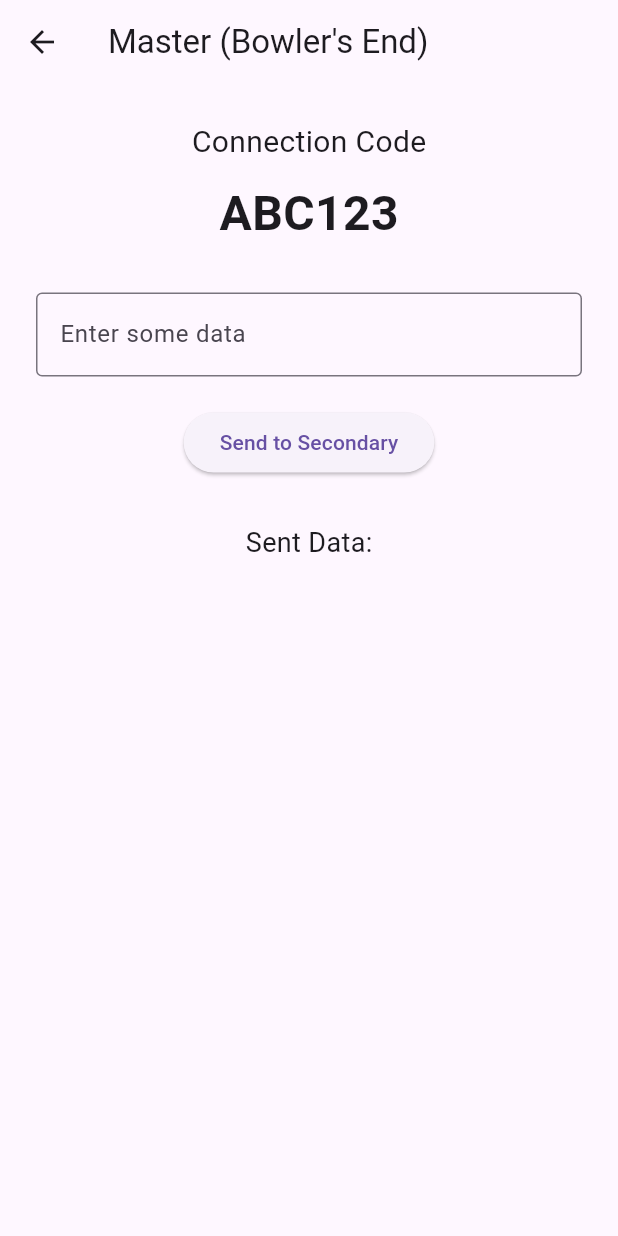
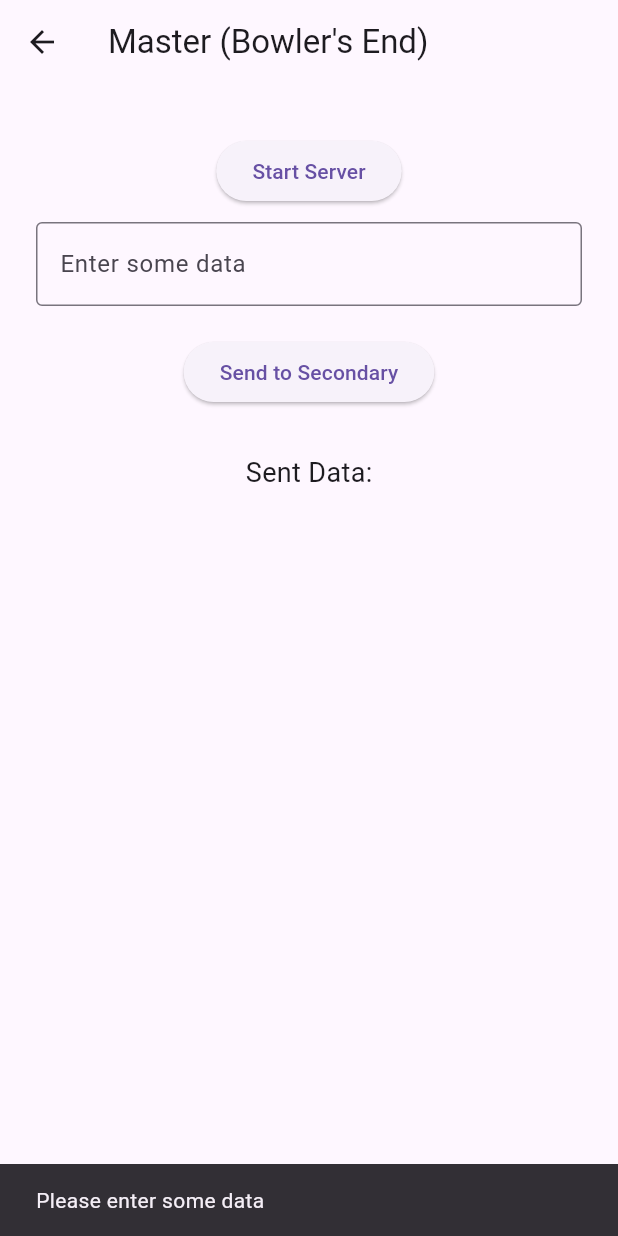
Before and after one commit to mabdullahsaqib/Mobile-DRS-System, a Flutter app: the MasterScreen screen opened directly, after a tap on "Send to Secondary", on a phone screen of 412 x 824 dp. Run offline on Flutter 3.47's test engine with Material 3 defaults, Android fonts, the phone set to English and light mode, and no system bars; our stand-ins replace permission_handler; missing offline and left inert: network_info_plus.

Commit message:
Added basic mobile1/mobile2 connection structure

```diff
--- /dev/null
+++ b/frontend/mobile_drs_system/lib/controllers/connection.dart
@@ -0,0 +1,21 @@
+import 'package:mobile_drs_system/providers/network/client.dart';
+import 'package:mobile_drs_system/providers/network/server.dart';
+
+class ConnectionController {
+  final ServerProvider serverProvider;
+  final ClientProvider clientProvider;
+  ConnectionController(this.serverProvider, this.clientProvider);
+  Future<void> startServer() async {
+    if (clientProvider.isConnected) {
+      await clientProvider.disconnect();
+    }
+    await serverProvider.startServer();
+  }
+
+  Future<void> connectToServer(String IP) async {
+    if (serverProvider.isRunning) {
+      await serverProvider.stopServer();
+    }
+    await clientProvider.connect(IP);
+  }
+}
--- /dev/null
+++ b/frontend/mobile_drs_system/lib/providers/network/client.dart
@@ -0,0 +1,65 @@
+import 'dart:io';
+import 'dart:typed_data';
+
+import 'package:flutter/widgets.dart';
+
+class ClientProvider with ChangeNotifier {
+  bool _isConnected = false;
+  Uint8List? _receivedData;
+  Uint8List? get receivedData => _receivedData;
+  bool get isConnected => _isConnected;
+
+  SecureSocket? _socket;
+  Future<void> connect(String IP) async {
+    if (_isConnected) {
+      print('Already connected to server');
+      return;
+    }
+
+    //IF IP address isnt valid, throw an error
+    if (InternetAddress.tryParse(IP) == null) {
+      print('Invalid IP address');
+      throw Exception('Invalid IP address');
+    }
+
+    try {
+      //Connect to the server using SecureSocket
+      print('Connecting to server...');
+      _socket = await SecureSocket.connect(IP, 4040,
+          timeout: const Duration(seconds: 5));
+      print('Connected to server');
+    } catch (e) {
+      print('Connection failed: $e');
+      throw Exception('Connection failed: $e');
+    }
+    // Listen for incoming messages
+    _socket?.listen((data) {
+      _receivedData = data;
+      notifyListeners();
+    }, onDone: () {
+      // Handle disconnection
+      _isConnected = false;
+      notifyListeners();
+    });
+    // Set the connection status to true
+    _isConnected = true;
+    notifyListeners();
+  }
+
+  Future<void> disconnect() async {
+    if (_socket == null) return;
+    await _socket?.close();
+    _socket = null;
+    _isConnected = false;
+    notifyListeners();
+  }
+
+  void sendMessage(String message) {
+    if (_socket == null) return;
+    // Convert the message to bytes and send it
+    final data = Uint8List.fromList(message.codeUnits);
+    _socket?.write(data);
+    print('Sent: $message');
+    notifyListeners();
+  }
+}
--- /dev/null
+++ b/frontend/mobile_drs_system/lib/providers/network/server.dart
@@ -0,0 +1,66 @@
+import 'dart:io';
+
+import 'package:flutter/material.dart';
+import 'package:network_info_plus/network_info_plus.dart';
+import 'package:permission_handler/permission_handler.dart';
+
+Future<void> requestPermissions() async {
+  await Permission.location.request();
+}
+
+class ServerProvider with ChangeNotifier {
+  bool _isRunning = false;
+
+  bool get isRunning => _isRunning;
+  SecureServerSocket? _serverSocket;
+
+//Give IP Address of the server
+  var _ipAddress = "";
+  String get ipAddress => _ipAddress;
+  final List<SecureSocket> _connectedClients = [];
+
+  Future<void> startServer() async {
+    if (_isRunning) {
+      print('Server is already running');
+      return;
+    }
+    print('Starting server...');
+    requestPermissions();
+    final info = NetworkInfo();
+    _ipAddress = await info.getWifiIP() ?? "";
+    _serverSocket = await SecureServerSocket.bind(
+        '0.0.0.0', 4040, SecurityContext.defaultContext);
+    print('Server listening on port ${_serverSocket?.port}');
+
+    _serverSocket?.listen((client) {
+      _connectedClients.add(client);
+      client.listen((data) {
+        final message = String.fromCharCodes(data);
+        print('Received: $message');
+      }, onDone: () {
+        _connectedClients.remove(client);
+      });
+    });
+    _isRunning = true;
+    notifyListeners();
+  }
+
+  Future<void> stopServer() async {
+    if (!_isRunning) {
+      print('Server is not running');
+      return;
+    }
+    await _serverSocket?.close();
+    _isRunning = false;
+    _connectedClients.clear();
+    notifyListeners();
+  }
+
+  void sendMessage(String message) {
+    if (_serverSocket != null) {
+      for (var client in _connectedClients) {
+        client.write(message);
+      }
+    }
+  }
+}
--- a/frontend/mobile_drs_system/lib/screens/master_screen.dart
+++ b/frontend/mobile_drs_system/lib/screens/master_screen.dart
@@ -1,4 +1,9 @@
+import 'dart:math';
+
 import 'package:flutter/material.dart';
+import 'package:mobile_drs_system/controllers/connection.dart';
+import 'package:mobile_drs_system/providers/network/server.dart';
+import 'package:provider/provider.dart';
 
 class MasterScreen extends StatefulWidget {
   const MasterScreen({super.key});
@@ -8,13 +13,23 @@ class MasterScreen extends StatefulWidget {
 }
 
 class MasterScreenState extends State<MasterScreen> {
-  String code = "ABC123"; // hardcoded for now
   String input = "";
   String sentData = "";
 
   final _controller = TextEditingController();
 
-  void handleSubmit() {
+  void handleSubmit(context) {
+    if (input.isEmpty) {
+      ScaffoldMessenger.of(context).showSnackBar(
+        const SnackBar(content: Text("Please enter some data")),
+      );
+      return;
+    }
+    final serverProvider = Provider.of<ServerProvider>(context, listen: false);
+    serverProvider.sendMessage(input);
+    ScaffoldMessenger.of(context).showSnackBar(
+      const SnackBar(content: Text("Data sent successfully")),
+    );
     setState(() {
       sentData = input;
       _controller.clear();
@@ -23,6 +38,10 @@ class MasterScreenState extends State<MasterScreen> {
 
   @override
   Widget build(BuildContext context) {
+    final connectionController = context.watch<ConnectionController>();
+    final serverProvider = context.watch<ServerProvider>();
+    connectionController
+        .startServer(); // Start the server when the screen is built
     return Scaffold(
       appBar: AppBar(title: const Text("Master (Bowler's End)")),
       body: Padding(
@@ -30,12 +49,26 @@ class MasterScreenState extends State<MasterScreen> {
         child: Column(
           crossAxisAlignment: CrossAxisAlignment.center,
           children: [
-            const Text("Connection Code", style: TextStyle(fontSize: 20)),
             const SizedBox(height: 10),
-            Text(code,
-                style:
-                    const TextStyle(fontSize: 32, fontWeight: FontWeight.bold)),
-            const SizedBox(height: 30),
+            serverProvider.isRunning
+                ? Text("Server is running on IP: ${serverProvider.ipAddress}",
+                    style: const TextStyle(fontSize: 18))
+                : ElevatedButton(
+                    onPressed: () {
+                      connectionController
+                          .startServer()
+                          .then((_) {})
+                          .catchError((error) {
+                        print(error);
+                        ScaffoldMessenger.of(context).showSnackBar(
+                          SnackBar(
+                              content: Text("Error starting server: $error")),
+                        );
+                      });
+                    },
+                    child: const Text("Start Server"),
+                  ),
+            const SizedBox(height: 10),
             TextField(
               controller: _controller,
               decoration: const InputDecoration(
@@ -46,7 +79,7 @@ class MasterScreenState extends State<MasterScreen> {
             ),
             const SizedBox(height: 20),
             ElevatedButton(
-              onPressed: handleSubmit,
+              onPressed: () => handleSubmit(context),
               child: const Text("Send to Secondary"),
             ),
             const SizedBox(height: 30),
--- a/frontend/mobile_drs_system/pubspec.yaml
+++ b/frontend/mobile_drs_system/pubspec.yaml
@@ -9,6 +9,11 @@ environment:
 dependencies:
   flutter:
     sdk: flutter
+  basic_utils: ^5.8.2
+  crypto: ^3.0.6
+  provider: ^6.1.4
+  permission_handler: ^12.0.0+1
+  network_info_plus: ^6.1.3
 
 dev_dependencies:
   flutter_test:
```
Also changed, not shown: frontend/mobile_drs_system/lib/main.dart (+12 -1 lines), frontend/mobile_drs_system/lib/screens/secondary_screen.dart (+35 -12 lines), frontend/mobile_drs_system/pubspec.lock, 4 other files.
